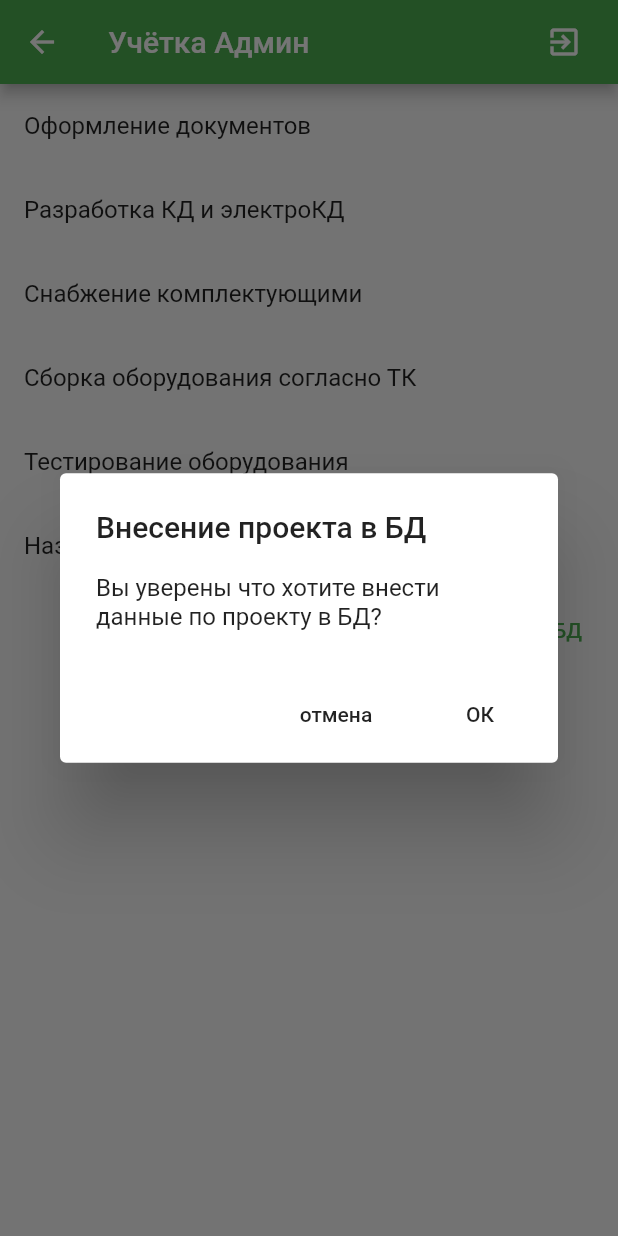
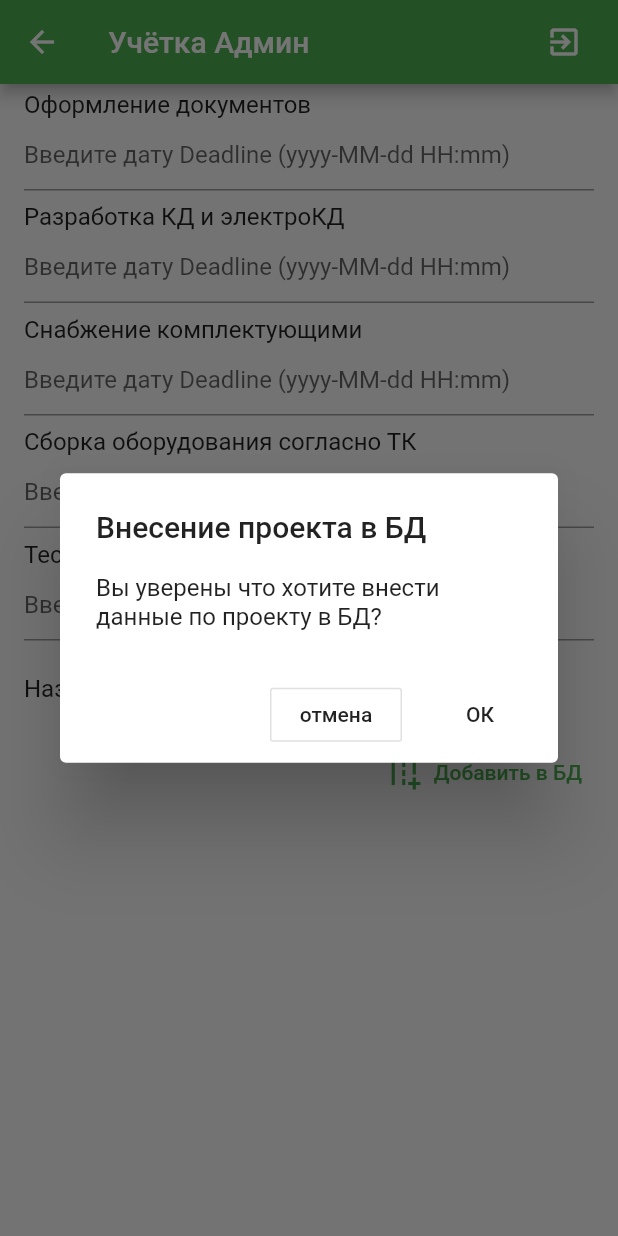
Before and after one commit to Lightbpk/worktracker, a Flutter app: the AdminPage screen opened directly, after a tap on "Установить дэдлайны", after a tap on "Добавить в БД", on a phone screen of 412 x 824 dp. Run offline on Flutter 3.47's test engine with Material 2 defaults, Android fonts, the phone set to English and light mode, and no system bars; drawn by our look-alikes of datetime_picker_formfield; our stand-ins replace firebase_auth, firebase_core, firebase_database, fluttertoast; accounts and stored records are empty.

Commit message:
contact_oject

```diff
--- a/lib/Pages/admin-page.dart
+++ b/lib/Pages/admin-page.dart
@@ -79,13 +79,19 @@ class _AdminPageState extends State<AdminPage> {
           new TextButton.icon(onPressed: (){
             setState(() {
               loadStartWidget = false;
+              _nodeListWidget();
+            });
+          }, icon: Icon(Icons.timeline), label: Text("Установить дэдлайны")),
+        ],
+      ),
+    );
+  }
+
+  void _nodeListWidget(){
     currentWidget = ListView.builder(itemBuilder: (context, i){
       if(i < nodeList.length) return ListTile(
-                  title: Text(nodeList[i].nodeName),
-                  onTap:(){
-                    print("tap on "+nodeList[i].nodeName);
-                    nodeList[i].field = BasicDateTimeField();
-                  });
+        subtitle: nodeList[i].field = BasicDateTimeField(),
+        title: Text(nodeList[i].nodeName,));
       else if(i == nodeList.length) return ListTile(title: Text("Назад"),
         onTap: (){
           setState(() {
@@ -102,7 +108,7 @@ class _AdminPageState extends State<AdminPage> {
                     content: new Text(
                         'Вы уверены что хотите внести данные по проекту в БД?'),
                     actions: <Widget>[
-                                FlatButton(
+                      OutlineButton(
                           onPressed: () {
                             Navigator.of(context).pop();
                           },
@@ -110,7 +116,6 @@ class _AdminPageState extends State<AdminPage> {
                       FlatButton(
                           onPressed: () {
                             Navigator.of(context).pop();
-                                      _adminFormKey.currentState.save();
                             addContract();
                             setState(() {
                               loadStartWidget = true;
@@ -125,11 +130,6 @@ class _AdminPageState extends State<AdminPage> {
           label: new Text('Добавить в БД')),);
       else return ListTile(title: Text(''));
     });
-            });
-          }, icon: Icon(Icons.timeline), label: Text("Установить дэдлайны")),
-        ],
-      ),
-    );
   }
 
   void addContract() {
--- /dev/null
+++ b/lib/contract.dart
@@ -0,0 +1,8 @@
+class Contract {
+  String id;
+  String name;
+  Contract(String id){
+    this.id = id;
+  }
+
+}
```
Also changed, not shown: lib/Pages/user-page.dart (+7 -5 lines), lib/services/firebaseConnector.dart (+12 -8 lines). Lines whose indentation alone changed are shown as unchanged.
